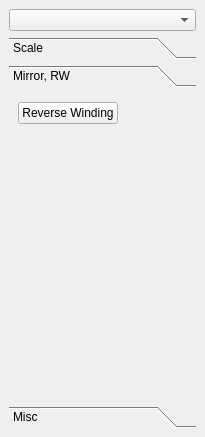
First picture: the form in src/ui/TransformDock.ui, repository Warzone2100/WMIT, before the edit.
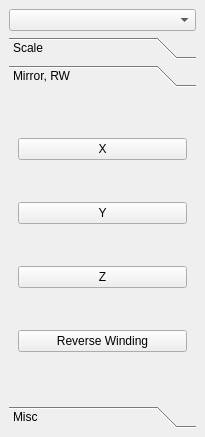
Second picture: the form after the edit. The open tabs and pages were chosen to show the change.

Commit message:
Add mirror functionality to WZM. UI only uses "local" mirrors for model/mesh.
Fast cropped center point visualiser for DEBUG builds.

Patch:
```diff
--- a/src/ui/TransformDock.ui
+++ b/src/ui/TransformDock.ui
@@ -130,8 +130,29 @@
        <attribute name="label">
         <string>Mirror, RW</string>
        </attribute>
-       <layout class="QFormLayout" name="formLayout_2">
-        <item row="0" column="0">
+       <layout class="QVBoxLayout" name="verticalLayout_2">
+        <item>
+         <widget class="QPushButton" name="pbMirrorX">
+          <property name="text">
+           <string>X</string>
+          </property>
+         </widget>
+        </item>
+        <item>
+         <widget class="QPushButton" name="pbMirrorY">
+          <property name="text">
+           <string>Y</string>
+          </property>
+         </widget>
+        </item>
+        <item>
+         <widget class="QPushButton" name="pbMirrorZ">
+          <property name="text">
+           <string>Z</string>
+          </property>
+         </widget>
+        </item>
+        <item>
          <widget class="QPushButton" name="pb_revWindings">
           <property name="text">
            <string>Reverse Winding</string>
```
Left out of the diff: 4 changed lines with no effect on the pictures. The commit also changes 10 other files.
